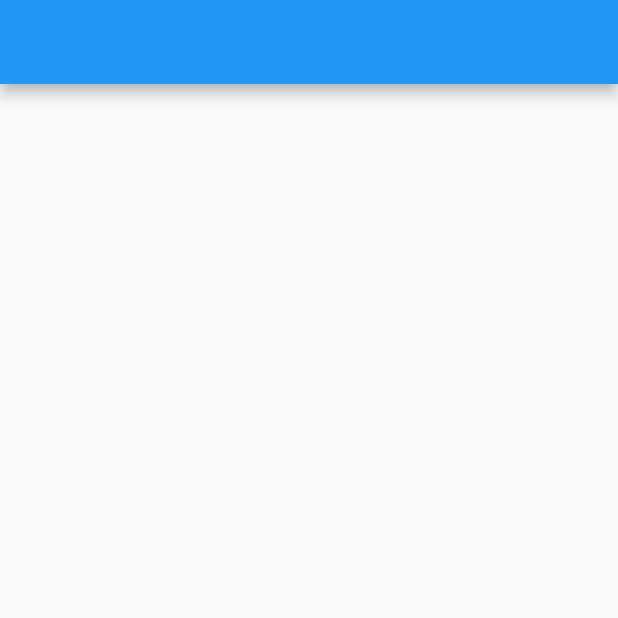
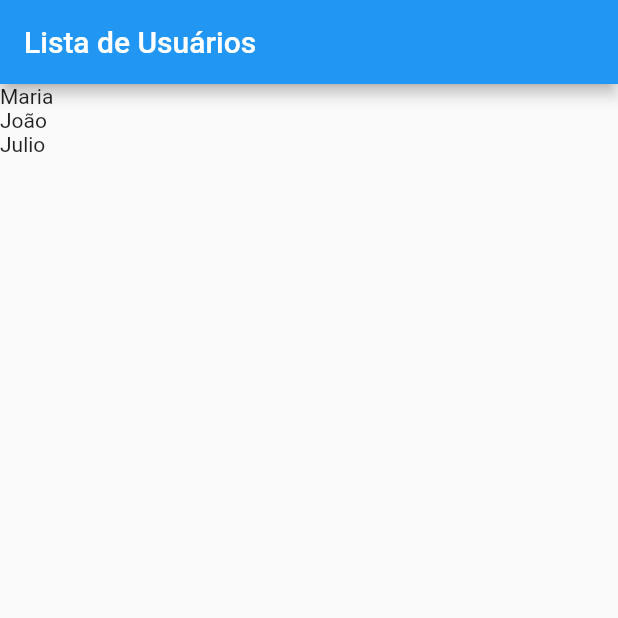
Before and after one commit to lemarinhofernandes/CRUD-flutter, a Flutter app: the screen it shows after launch, on a phone screen of 412 x 824 dp, the top half of it. Run offline on Flutter 3.47's test engine with Material 2 defaults, Android fonts, the phone set to English and light mode, and no system bars.

Commit message:
Atualiza user_list, dummy-users, main e Adiciona user_title

```diff
--- a/flutter_app/lib/data/dummy-users.dart
+++ b/flutter_app/lib/data/dummy-users.dart
@@ -19,4 +19,4 @@ const DUMMY_USERS = {
     email: 'Julio@zipmail.com.br',
     avatarUrl: 'https://cdn.pixabay.com/photo/2017/01/31/21/23/avatar-2027366_960_720.png',
   ),
-}
+};
--- a/flutter_app/lib/views/user_list.dart
+++ b/flutter_app/lib/views/user_list.dart
@@ -1,11 +1,17 @@
 import 'package:flutter/material.dart';
+import 'package:flutter_app/data/dummy-users.dart';
 
 class UserList extends StatelessWidget {
   @override
   Widget build(BuildContext context) {
+    const users = {...DUMMY_USERS};
     return Scaffold(
       appBar: AppBar(
-        tittle: Text('Lista de Usuários'),
+        title: Text('Lista de Usuários'),
+      ),
+      body: ListView.builder(
+        itemCount: users.length,
+        itemBuilder: (ctx, i) => Text(users.values.elementAt(i).name),
       ),
     );
   }
```
Also changed, not shown: flutter_app/lib/components/user_tile.dart (added, +17 -0 lines), flutter_app/lib/main.dart (+0 -46 lines).
